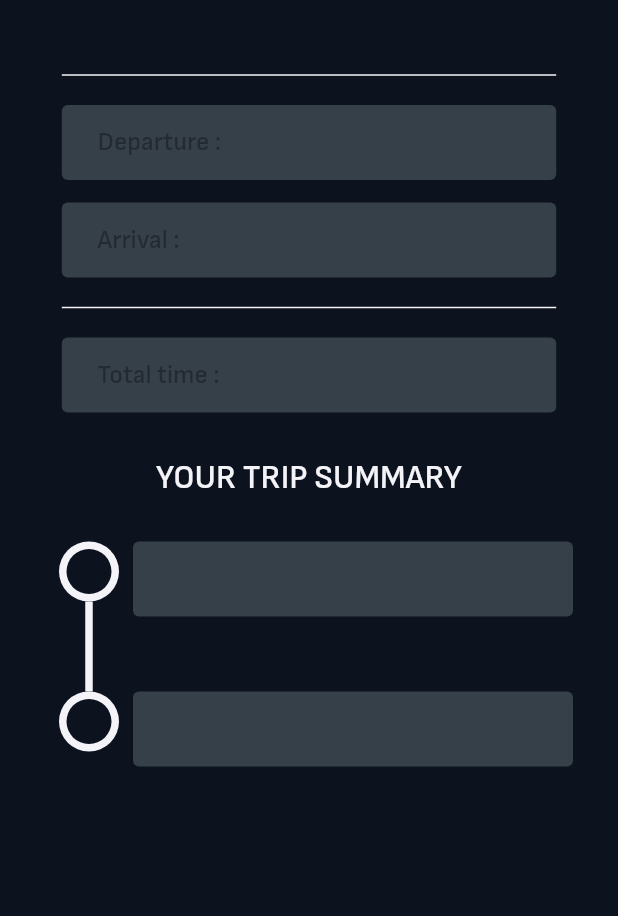
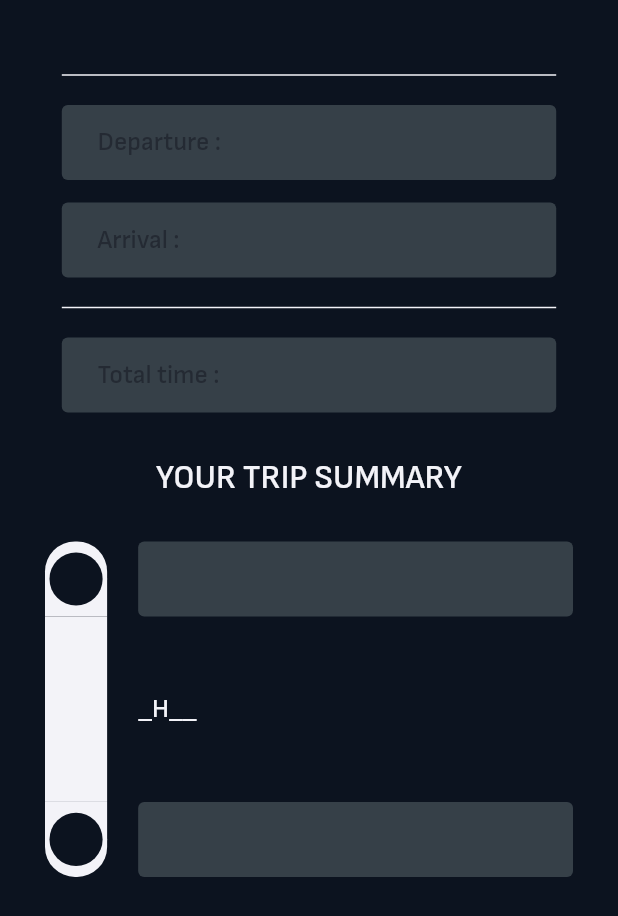
Before and after one commit to EliottClavier/T-AIA-901, a Flutter app: the ItineraryPage screen opened directly with empty values, on a phone screen of 412 x 824 dp. Shown: the top 916 px of the screen. Run offline on Flutter 3.47's test engine with Material 2 defaults, Android fonts, the light colour scheme and no system bars; our stand-ins replace speech_to_text; project files that could hold a hidden picture were left out.

Commit message:
[AIA-STYLE] Styling ItineraryPage

```diff
--- a/mobile/lib/screens/ItineraryPage.dart
+++ b/mobile/lib/screens/ItineraryPage.dart
@@ -1,6 +1,7 @@
 import 'package:flutter/material.dart';
 import 'package:mobile/widgets/CustomText.dart';
 import 'package:mobile/widgets/ItineraryComponent.dart';
+import 'package:mobile/widgets/ItineraryComponentDot.dart';
 import 'package:mobile/widgets/Wrapper.dart';
 import '../model/ItineraryResponse.dart';
 import '../utils/AppColors.dart';
@@ -74,48 +75,61 @@ class ItineraryPage extends StatelessWidget {
                     crossAxisAlignment: CrossAxisAlignment.start,
                     children: [
                       Expanded(
-                        flex: 1,
-                        child: Column(
-                          children: [
-                            Container(
-                              width: 40.0,
-                              height: 40.0,
-                              decoration: BoxDecoration(
-                                color: AppColors.whiteColor,
-                                shape: BoxShape.circle,
-                              ),
-                              child: Container(
-                                margin: EdgeInsets.all(5.0),
-                                decoration: BoxDecoration(
-                                  color: AppColors.backgroundColor,
-                                  shape: BoxShape.circle,
-                                ),
-                              ),
-                            ),
-
-                            if (index != itineraryResponse.steps.length + 1)
-                              Container(
-                                width: 5.0,
-                                height: 60.0,
-                                color: AppColors.whiteColor,
-                              ),
-                          ],
-                        )
+                        flex: 2,
+                        child: ItineraryComponentDot(
+                          type: index == 0
+                              ? ItineraryComponentDotType.departure
+                              : index == itineraryResponse.steps.length + 1
+                                  ? ItineraryComponentDotType.destination
+                                  : ItineraryComponentDotType.step,
+                        ),
                       ),
                       Expanded(
-                        flex: 5,
+                        flex: 1,
+                        child: Container(),
+                      ),
+                      Expanded(
+                        flex: 14,
                         child: ItineraryComponent(
                           text: "${getCurrentStep(index)}",
                         ),
                       )
                     ],
                   ),
+                  Row(
+                    children: [
+                      Expanded(
+                        flex: 2,
+                        child: index == itineraryResponse.steps.length + 1 ?
+                        Container() :
+                        Container(
+                          height: MediaQuery.of(context).size.height * 0.15,
+                          color: AppColors.whiteColor,
+                        ),
+                      ),
+                      Expanded(
+                        flex: 1,
+                        child: Container(),
+                      ),
+                      Expanded(
+                        flex: 14,
+                        child: index == itineraryResponse.steps.length + 1 ?
+                        Container() :
+                        Container(
+                            height: MediaQuery.of(context).size.height * 0.15,
+                            alignment: Alignment.centerLeft,
+                            child: CustomText(
+                              text: "_h__",
+                            )
+                        ),
+                      )
+                    ],
+                  )
                 ]
               );
             },
           ),
         )
-
       )
     );
   }
--- a/mobile/lib/widgets/ItineraryComponent.dart
+++ b/mobile/lib/widgets/ItineraryComponent.dart
@@ -7,13 +7,15 @@ class ItineraryComponent extends StatelessWidget {
 
   final String text;
   final String prependText;
+  final double size;
 
-  ItineraryComponent({required this.text, this.prependText = ""});
+  ItineraryComponent({required this.text, this.prependText = "", this.size = 50.0});
 
   @override
   Widget build(BuildContext context) {
     return Container(
-        padding: EdgeInsets.symmetric(horizontal: 22.0, vertical: 15.0),
+        padding: EdgeInsets.symmetric(horizontal: 22.0),
+        height: size,
         decoration: BoxDecoration(
           color: AppColors.secondaryColor,
           borderRadius: BorderRadius.circular(4.0),
--- /dev/null
+++ b/mobile/lib/widgets/ItineraryComponentDot.dart
@@ -0,0 +1,65 @@
+import 'dart:ffi';
+
+import 'package:flutter/cupertino.dart';
+
+import '../utils/AppColors.dart';
+
+enum ItineraryComponentDotType {
+  departure,
+  destination,
+  step,
+}
+
+class ItineraryComponentDot extends StatelessWidget {
+
+  final ItineraryComponentDotType type;
+  final double size;
+
+  ItineraryComponentDot({required this.type, this.size = 50.0});
+
+  _getBorderRadiusByType() {
+    switch (type) {
+      case ItineraryComponentDotType.departure:
+        return BorderRadius.only(
+          topLeft: Radius.circular(20.0),
+          topRight: Radius.circular(20.0),
+        );
+      case ItineraryComponentDotType.destination:
+        return BorderRadius.only(
+          bottomLeft: Radius.circular(20.0),
+          bottomRight: Radius.circular(20.0),
+        );
+      case ItineraryComponentDotType.step:
+        return BorderRadius.circular(0);
+    }
+  }
+
+  @override
+  Widget build(BuildContext context) {
+    return Column(
+      children: [
+        Container(
+          width: size,
+          height: size,
+          decoration: BoxDecoration(
+            color: AppColors.whiteColor,
+            shape: BoxShape.circle,
+          ),
+          child: Container(
+            padding: EdgeInsets.all(3.0),
+            decoration: BoxDecoration(
+              color: AppColors.whiteColor,
+              borderRadius: _getBorderRadiusByType(),
+            ),
+            child: Container(
+              decoration: BoxDecoration(
+                color: AppColors.backgroundColor,
+                shape: BoxShape.circle,
+              ),
+            ),
+          ),
+        ),
+      ],
+    );
+  }
+}
```
